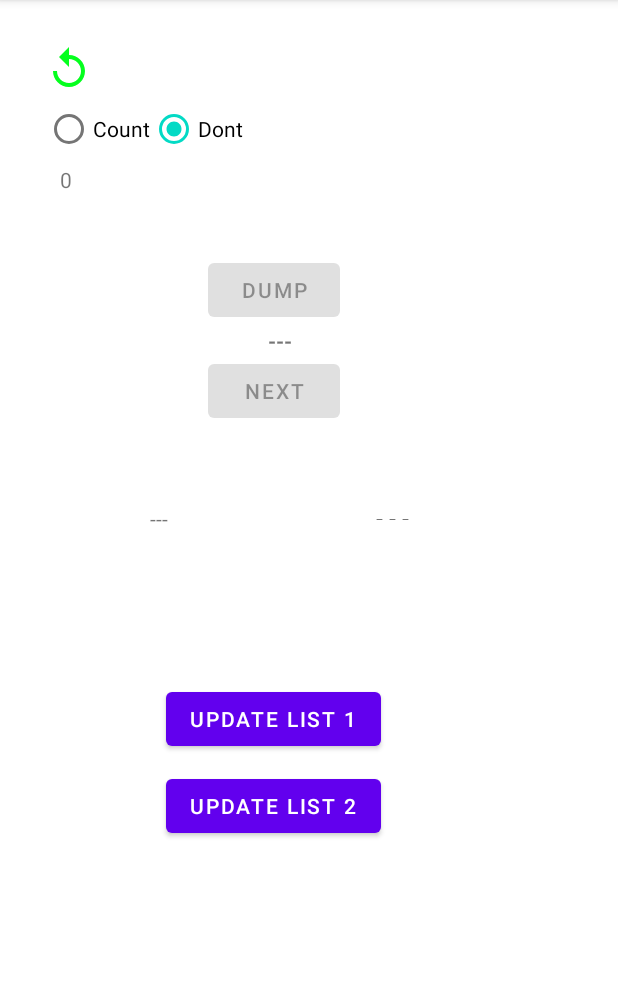
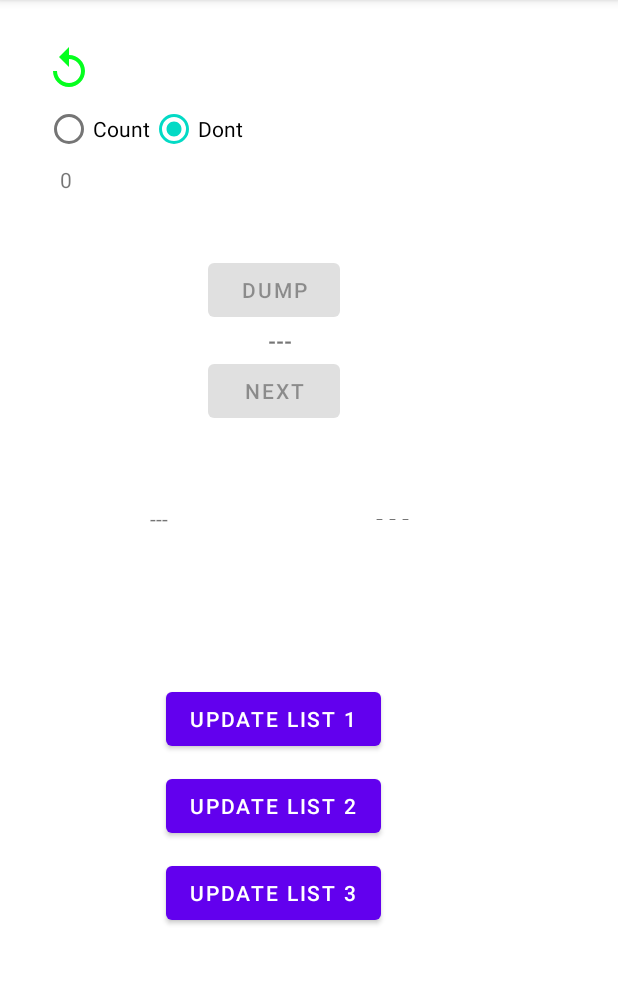
Before and after one commit to Aseer-Ahmad/Google_SheetsAPI_GRE, an Android app: the screen it shows after launch (MainActivity), on a phone screen of 412 x 824 dp, the part 84-1068 px from its top. Run offline under Robolectric (Android 15) with nearby library versions, the phone set to English and light mode, and no system bars; libraries missing offline, so code that uses them is left out: pub.devrel.easypermissions; 2 statements that could not run were skipped.

Commit message:
Added GWM4

```diff
--- a/app/src/main/res/layout/activity_main.xml
+++ b/app/src/main/res/layout/activity_main.xml
@@ -129,6 +129,14 @@
             android:layout_marginTop="10dp"
             android:text="Update List 2" />
 
+        <Button
+            android:id="@+id/button_update3"
+            android:layout_width="wrap_content"
+            android:layout_height="wrap_content"
+            android:layout_gravity="center"
+            android:layout_marginTop="10dp"
+            android:text="Update List 3" />
+
 
 
     </LinearLayout>
```
Also changed, not shown: app/src/main/java/com/example/grehelp/MainActivity.java (+33 -12 lines).
